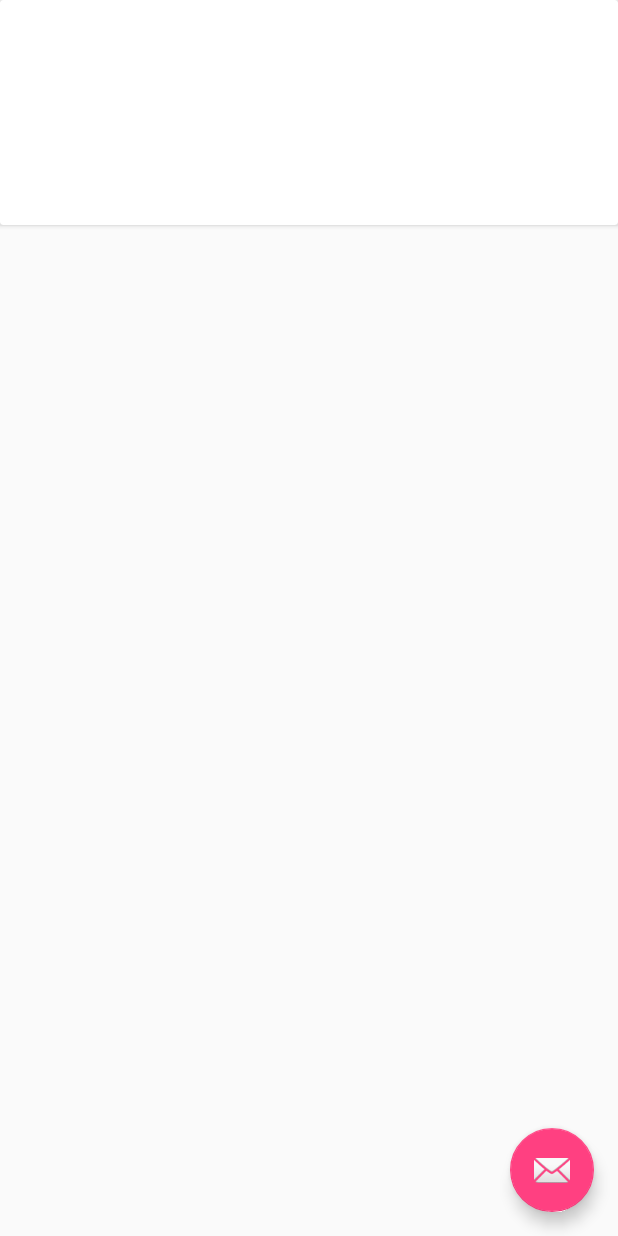
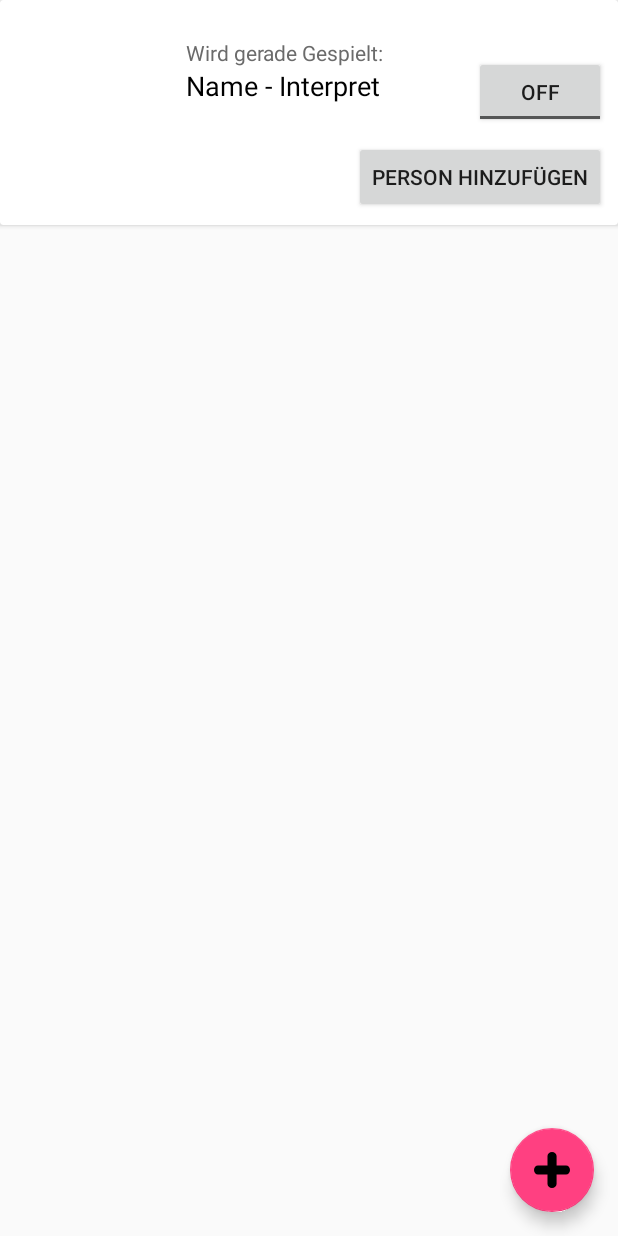
Before and after one commit to dathomas13/partyplayer, an Android app: the MainActivity screen opened directly, with no data from a screen before it, on a phone screen of 412 x 824 dp. Run offline under Robolectric (Android 15) with nearby library versions, the phone set to English and light mode, and no system bars; 3 statements that could not run were skipped.

Commit message:
created layout

```diff
--- /dev/null
+++ b/app/src/main/res/drawable/ic_add.xml
@@ -0,0 +1,4 @@
+<vector android:height="24dp" android:viewportHeight="456"
+    android:viewportWidth="456" android:width="24dp" xmlns:android="http://schemas.android.com/apk/res/android">
+    <path android:fillColor="#000000" android:pathData="M50,171H171V50c0,-27 26,-50 57,-50 32,0 58,23 58,50v121h120c28,0 50,26 50,57 0,32 -22,58 -50,58H286v120c0,28 -26,50 -58,50 -31,0 -57,-22 -57,-50V286H50C23,286 0,260 0,228 0,197 23,171 50,171Z"/>
+</vector>
--- a/app/src/main/res/layout/activity_main.xml
+++ b/app/src/main/res/layout/activity_main.xml
@@ -1,5 +1,6 @@
 <?xml version="1.0" encoding="utf-8"?>
-<android.support.design.widget.CoordinatorLayout xmlns:android="http://schemas.android.com/apk/res/android"
+<RelativeLayout
+    xmlns:android="http://schemas.android.com/apk/res/android"
     xmlns:app="http://schemas.android.com/apk/res-auto"
     xmlns:tools="http://schemas.android.com/tools"
     android:layout_width="match_parent"
@@ -7,19 +8,90 @@
     tools:context=".MainActivity">
 
     <android.support.v7.widget.CardView
+        android:id="@+id/cvHead"
         android:layout_width="match_parent"
         android:layout_height="150dp">
 
+        <android.support.constraint.ConstraintLayout
+            android:layout_width="match_parent"
+            android:layout_height="match_parent">
+
+            <ImageView
+                android:id="@+id/ivCurrentCover"
+                android:layout_width="100dp"
+                android:layout_height="100dp"
+                android:layout_marginBottom="16dp"
+                android:layout_marginLeft="16dp"
+                android:layout_marginStart="16dp"
+                android:layout_marginTop="16dp"
+                app:layout_constraintBottom_toBottomOf="parent"
+                app:layout_constraintStart_toStartOf="parent"
+                app:layout_constraintTop_toTopOf="parent" />
+
+            <TextView
+                android:id="@+id/tvInfo"
+                android:layout_width="wrap_content"
+                android:layout_height="wrap_content"
+                android:layout_marginLeft="8dp"
+                android:layout_marginStart="8dp"
+                android:text="Wird gerade Gespielt:"
+                android:textSize="14sp"
+                android:textColor="@color/colorTextLevel1"
+                app:layout_constraintStart_toEndOf="@+id/ivCurrentCover"
+                app:layout_constraintTop_toTopOf="@+id/ivCurrentCover" />
+
+            <TextView
+                android:id="@+id/tvCurrentSong"
+                android:layout_width="wrap_content"
+                android:layout_height="wrap_content"
+                android:layout_marginLeft="8dp"
+                android:layout_marginStart="8dp"
+                android:text="Name - Interpret"
+                android:textSize="18sp"
+                android:textColor="@color/colorTextLevel0"
+                app:layout_constraintStart_toEndOf="@+id/ivCurrentCover"
+                app:layout_constraintTop_toBottomOf="@+id/tvInfo" />
+
+            <ToggleButton
+                android:id="@+id/tbPlayPause"
+                android:layout_width="wrap_content"
+                android:layout_height="wrap_content"
+                android:layout_marginEnd="8dp"
+                android:layout_marginRight="8dp"
+                android:layout_marginTop="8dp"
+                app:layout_constraintBottom_toBottomOf="@+id/tvCurrentSong"
+                app:layout_constraintEnd_toEndOf="parent"
+                app:layout_constraintTop_toTopOf="@+id/tvCurrentSong" />
+
+            <Button
+                android:id="@+id/btAddPerson"
+                android:layout_width="wrap_content"
+                android:layout_height="wrap_content"
+                android:layout_marginBottom="8dp"
+                android:layout_marginEnd="8dp"
+                android:layout_marginRight="8dp"
+                android:text="Person hinzufügen"
+                app:layout_constraintBottom_toBottomOf="parent"
+                app:layout_constraintEnd_toEndOf="parent" />
+
+        </android.support.constraint.ConstraintLayout>
+
     </android.support.v7.widget.CardView>
 
-    <include layout="@layout/content_main" />
+    <include
+        layout="@layout/content_main"
+        android:layout_width="match_parent"
+        android:layout_height="match_parent"
+        android:layout_below="@id/cvHead"/>
 
     <android.support.design.widget.FloatingActionButton
-        android:id="@+id/fab"
+        android:id="@+id/fabAdd"
         android:layout_width="wrap_content"
         android:layout_height="wrap_content"
-        android:layout_gravity="bottom|end"
+        android:layout_alignParentBottom="true"
+        android:layout_alignParentRight="true"
+        android:layout_alignParentEnd="true"
         android:layout_margin="@dimen/fab_margin"
-        app:srcCompat="@android:drawable/ic_dialog_email" />
+        app:srcCompat="@drawable/ic_add" />
 
-</android.support.design.widget.CoordinatorLayout>
+</RelativeLayout>
--- a/app/src/main/res/layout/content_main.xml
+++ b/app/src/main/res/layout/content_main.xml
@@ -1,5 +1,6 @@
 <?xml version="1.0" encoding="utf-8"?>
-<android.support.constraint.ConstraintLayout xmlns:android="http://schemas.android.com/apk/res/android"
+<FrameLayout
+    xmlns:android="http://schemas.android.com/apk/res/android"
     xmlns:app="http://schemas.android.com/apk/res-auto"
     xmlns:tools="http://schemas.android.com/tools"
     android:layout_width="match_parent"
@@ -8,4 +9,10 @@
     tools:context=".MainActivity"
     tools:showIn="@layout/activity_main">
 
-</android.support.constraint.ConstraintLayout>
+    <android.support.v7.widget.RecyclerView
+        android:layout_width="match_parent"
+        android:layout_height="match_parent">
+
+    </android.support.v7.widget.RecyclerView>
+
+</FrameLayout>
--- a/app/src/main/res/values/colors.xml
+++ b/app/src/main/res/values/colors.xml
@@ -3,4 +3,8 @@
     <color name="colorPrimary">#ffffff</color>
     <color name="colorPrimaryDark">#303F9F</color>
     <color name="colorAccent">#FF4081</color>
+
+
+    <color name="colorTextLevel0">#000000</color>
+    <color name="colorTextLevel1">#6b6b6b</color>
 </resources>
```
Also changed, not shown: app/src/main/java/de/gubo_io/partyplayer/MusicListAdapter.java (added, +31 -0 lines), app/src/main/java/de/gubo_io/partyplayer/Song.java (added, +15 -0 lines), app/src/main/res/layout/music_element.xml (added, +69 -0 lines).
